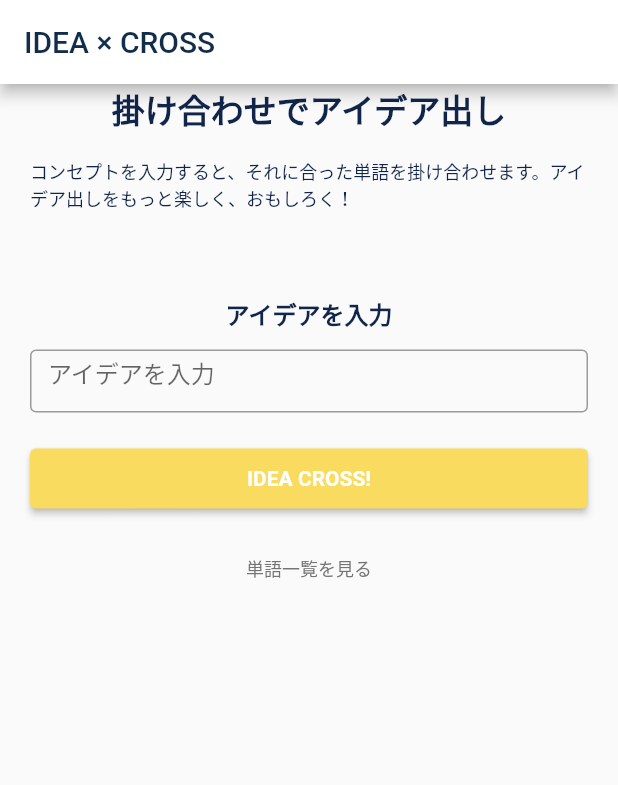
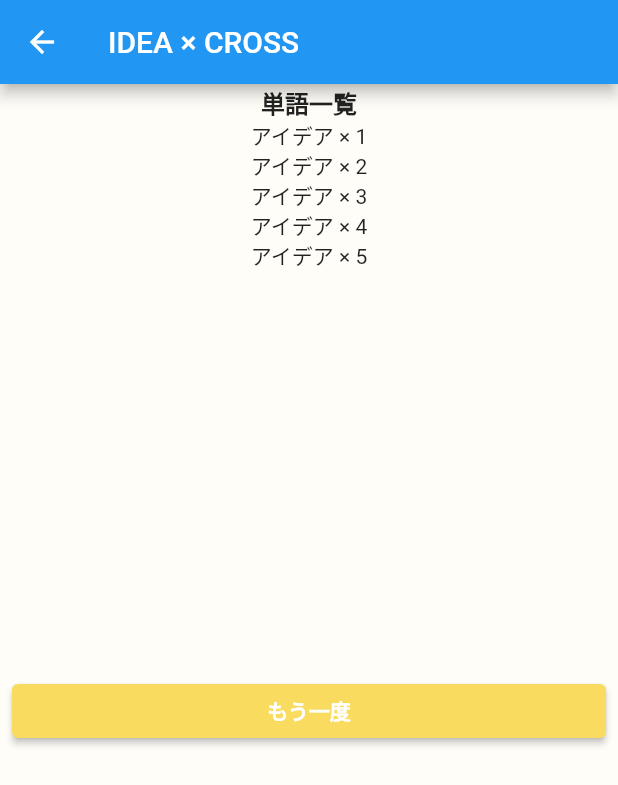
Before and after one commit to yuro241/idea-cross, a Flutter app: the screen it shows after launch, after a tap on "単語一覧を見る", on a phone screen of 412 x 824 dp. Shown: the top 785 px of the screen. Run offline on Flutter 3.47's test engine with Material 2 defaults, Android fonts, the phone set to English and light mode, and no system bars.

Commit message:
add: word list

```diff
--- a/lib/home/home_screen.dart
+++ b/lib/home/home_screen.dart
@@ -107,7 +107,7 @@ class HomeScreenState extends State<HomeScreen> {
             padding: EdgeInsets.symmetric(horizontal: 8, vertical: 16),
             child: TextButton(
               onPressed: () {
-                print('on pressed 単語一覧を見る button');
+                Navigator.pushNamed(context, '/wordList');
               },
               child: Text(
                 '単語一覧を見る',
--- a/lib/main.dart
+++ b/lib/main.dart
@@ -1,6 +1,7 @@
 import 'package:flutter/material.dart';
 import 'package:myapp/home/home_screen.dart';
 import 'package:myapp/result/result_screen.dart';
+import 'package:myapp/word_list/word_list.dart';
 
 void main() => runApp(AppBase());
 
@@ -11,6 +12,7 @@ class AppBase extends StatelessWidget {
       routes: {
         '/': (context) => HomeScreen(),
         '/result': (context) => ResultScreen(),
+        '/wordList': (context) => WordListScreen(),
       },
     );
   }
--- /dev/null
+++ b/lib/word_list/word_list.dart
@@ -0,0 +1,81 @@
+import 'package:flutter/material.dart';
+import 'package:flutter/widgets.dart';
+
+class WordListScreen extends StatefulWidget {
+  @override
+  WordListScreenState createState() => WordListScreenState();
+}
+
+class WordListScreenState extends State<WordListScreen> {
+  @override
+  Widget build(BuildContext context) {
+    return Scaffold(
+      backgroundColor: Color(0xFFFFFDF8),
+      appBar: AppBar(
+        title: Text('IDEA × CROSS'),
+      ),
+      body: Column(
+        children: [
+          Flexible(
+            child: Text(
+              '単語一覧',
+              style: TextStyle(
+                fontSize: 16,
+                fontWeight: FontWeight.bold,
+              ),
+            ),
+          ),
+          Flexible(
+            child: Column(
+              children: [
+                Container(
+                  height: 20,
+                  child: Text('アイデア × 1'),
+                ),
+                Container(
+                  height: 20,
+                  child: Text('アイデア × 2'),
+                ),
+                Container(
+                  height: 20,
+                  child: Text('アイデア × 3'),
+                ),
+                Container(
+                  height: 20,
+                  child: Text('アイデア × 4'),
+                ),
+                Container(
+                  height: 20,
+                  child: Text('アイデア × 5'),
+                ),
+              ],
+            ),
+          ),
+          SizedBox(
+            height: 20,
+          ),
+          Container(
+            padding: EdgeInsets.symmetric(horizontal: 8, vertical: 16),
+            width: MediaQuery.of(context).size.width,
+            child: ElevatedButton(
+              child: const Text(
+                'もう一度',
+                style: TextStyle(
+                  fontSize: 14,
+                  fontWeight: FontWeight.bold,
+                ),
+              ),
+              style: ElevatedButton.styleFrom(
+                primary: Color(0xFFF9DC5F),
+                onPrimary: Colors.white,
+              ),
+              onPressed: () {
+                print('');
+              },
+            ),
+          ),
+        ],
+      ),
+    );
+  }
+}
```
